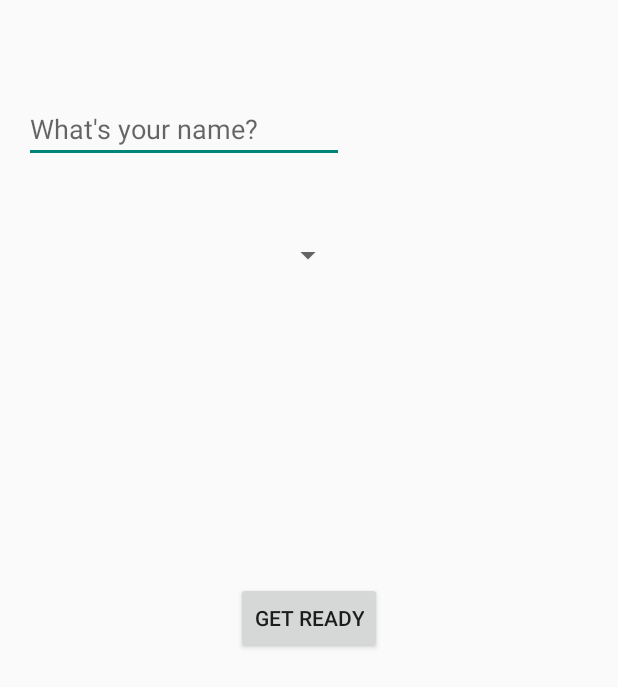
After one commit to kashev/wizardstaff, an Android app: the layout activity_login.xml on its own in the app's theme, with its tools: preview values and no code run, on a phone screen of 412 x 824 dp. The commit adds this screen. Shown: the top 687 px of the screen. Run offline under Robolectric (Android 15) with nearby library versions, the phone set to English and light mode, and no system bars.

Commit message:
login works mostly

```diff
--- a/android/WizardStaff/app/build.gradle
+++ b/android/WizardStaff/app/build.gradle
@@ -28,10 +28,12 @@ repositories {
     maven { url "https://jitpack.io" }
 }
 
+
 dependencies {
     compile fileTree(dir: 'libs', include: ['*.jar'])
     compile 'com.android.support:appcompat-v7:21.0.3'
     compile 'com.github.PhilJay:MPAndroidChart:v2.0.2'
     compile 'com.mcxiaoke.volley:library:1.0.10'
     compile 'com.firebase:firebase-client-android:2.2.1+'
+    compile 'com.google.android.gms:play-services:6.5.87'
 }
--- a/android/WizardStaff/app/src/main/java/com/daranguiz/wizardstaff/AlarmReceiver.java
+++ b/android/WizardStaff/app/src/main/java/com/daranguiz/wizardstaff/AlarmReceiver.java
@@ -14,7 +14,7 @@ public class AlarmReceiver extends WakefulBroadcastReceiver {
     @Override
     public void onReceive(Context context, Intent intent) {
         // Start service to poll spark
-        Log.d(TAG, "Starting PollSparkService");
+//        Log.d(TAG, "Starting PollSparkService");
         Intent service = new Intent(context, PollGameStatusService.class);
         startWakefulService(context, service);
     }
--- a/android/WizardStaff/app/src/main/java/com/daranguiz/wizardstaff/PollGameStatusService.java
+++ b/android/WizardStaff/app/src/main/java/com/daranguiz/wizardstaff/PollGameStatusService.java
@@ -43,7 +43,7 @@ public class PollGameStatusService extends IntentService {
         /* Using Volley, seems to be a good way to handle HTTP GET requests
          * https://developer.android.com/training/volley/simple.html */
 
-        Log.d(TAG, "PollSparkService Started");
+//        Log.d(TAG, "PollSparkService Started");
 
         broadcaster = LocalBroadcastManager.getInstance(this);
 
--- /dev/null
+++ b/android/WizardStaff/app/src/main/res/layout/activity_login.xml
@@ -0,0 +1,40 @@
+<RelativeLayout xmlns:android="http://schemas.android.com/apk/res/android"
+    xmlns:tools="http://schemas.android.com/tools" android:layout_width="match_parent"
+    android:layout_height="match_parent" android:paddingLeft="@dimen/activity_horizontal_margin"
+    android:paddingRight="@dimen/activity_horizontal_margin"
+    android:paddingTop="@dimen/activity_vertical_margin"
+    android:paddingBottom="@dimen/activity_vertical_margin"
+    tools:context="com.daranguiz.wizardstaff.LoginActivity">
+
+    <EditText
+        android:layout_width="wrap_content"
+        android:layout_height="wrap_content"
+        android:inputType="textPersonName"
+        android:ems="10"
+        android:id="@+id/input_name"
+        android:hint="What&apos;s your name?"
+        android:layout_alignParentTop="true"
+        android:layout_alignParentLeft="true"
+        android:layout_alignParentStart="true"
+        android:layout_marginTop="47dp" />
+
+    <Spinner
+        android:layout_width="match_parent"
+        android:layout_height="wrap_content"
+        android:id="@+id/spinner_glass"
+        android:spinnerMode="dialog"
+        android:layout_marginTop="49dp"
+        android:layout_below="@+id/input_name"
+        android:layout_alignParentLeft="true"
+        android:layout_alignParentStart="true"
+        android:layout_alignRight="@+id/input_name"
+        android:layout_alignEnd="@+id/input_name" />
+
+    <Button
+        android:layout_width="wrap_content"
+        android:layout_height="wrap_content"
+        android:text="GET READY"
+        android:id="@+id/button_begin"
+        android:layout_centerVertical="true"
+        android:layout_centerHorizontal="true" />
+</RelativeLayout>
```
Also changed, not shown: android/WizardStaff/app/src/main/AndroidManifest.xml (+15 -5 lines), android/WizardStaff/app/src/main/java/com/daranguiz/wizardstaff/LoginActivity.java (added, +69 -0 lines), android/WizardStaff/app/src/main/java/com/daranguiz/wizardstaff/ScoreboardActivity.java (+18 -1 lines), android/WizardStaff/app/src/main/res/menu/menu_login.xml (added, +7 -0 lines), android/WizardStaff/app/src/main/res/values/strings.xml (+8 -0 lines), 1 other file.
